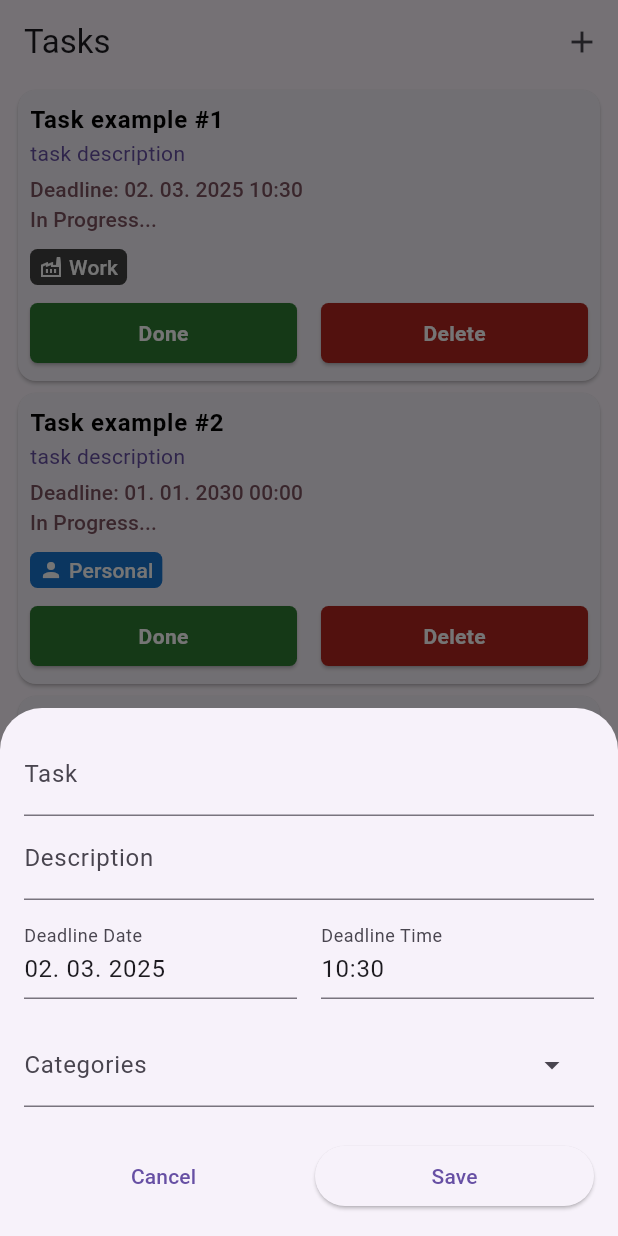
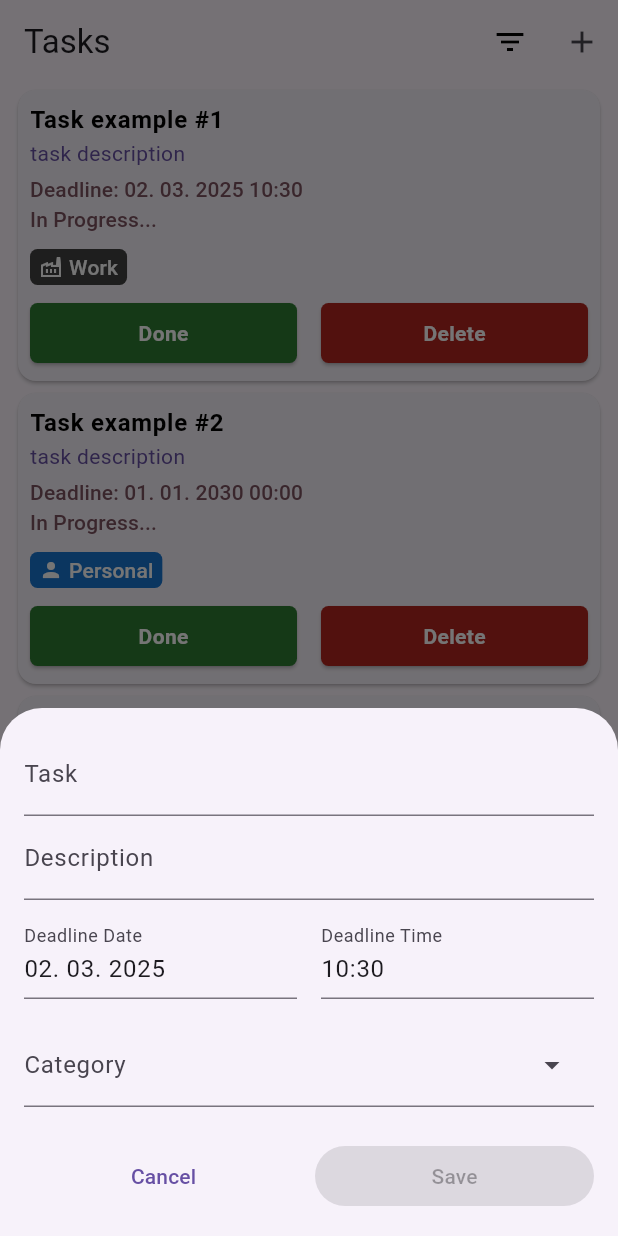
Before and after one commit to Akzhol-Asan/my_todo_list, a Flutter app: the screen it shows after launch, after a tap on the "add" icon, on a phone screen of 412 x 824 dp. Run offline on Flutter 3.47's test engine with Material 3 defaults, Android fonts, the phone set to English and light mode, and no system bars.

Commit message:
Categories filter created

```diff
--- a/lib/app.dart
+++ b/lib/app.dart
@@ -1,7 +1,9 @@
 import 'package:flutter/material.dart';
+import 'package:home_work_1/models/task_category.dart';
 import 'package:home_work_1/screens/tasks_screen.dart';
 import 'package:home_work_1/widgets/new_task.dart';
 
+import 'data/categories_data.dart';
 import 'models/task.dart';
 
 class App extends StatefulWidget {
@@ -56,16 +58,53 @@ class _AppState extends State<App> {
     );
   }
 
+  void openFilter() {
+    showMenu(
+      context: context,
+      position: RelativeRect.fromLTRB(100, 80, 0, 0),
+      items: allCategories.map((category) {
+        return PopupMenuItem<TaskCategory>(
+          value: category,
+          child: Row(
+            children: [
+              Icon(category.icon, color: category.iconColor),
+              SizedBox(width: 10),
+              Text(category.title),
+            ],
+          ),
+        );
+      }).toList(),
+    ).then((selectedCategory) {
+      if (selectedCategory != null) {
+        setState(() {
+          _selectedCategory = selectedCategory;
+        });
+      }
+    });
+  }
+
+  TaskCategory? _selectedCategory;
+
   @override
   Widget build(BuildContext context) {
     return Scaffold(
       appBar: AppBar(
         title: Text('Tasks'),
         actions: [
+          //Categories filter Text
+          Text(_selectedCategory != null ? _selectedCategory!.title : '',
+              style: TextStyle(color: Colors.blue)),
+          //Categories filter button
+          IconButton(
+              onPressed: openFilter,
+              icon: Icon(Icons.filter_list,
+                  color:
+                      _selectedCategory != null ? Colors.blue : Colors.black)),
+          //Add new task button
           IconButton(onPressed: openAddTaskSheet, icon: Icon(Icons.add))
         ],
       ),
-      body: TasksScreen(tasks: tasks),
+      body: TasksScreen(tasks: tasks, selectedCategory: _selectedCategory),
     );
   }
 }
--- a/lib/data/categories_data.dart
+++ b/lib/data/categories_data.dart
@@ -23,3 +23,31 @@ final categories = [
       icon: Icons.celebration_outlined,
       iconColor: Colors.purple.shade700),
 ];
+
+final allCategories = [
+  TaskCategory(
+      id: 'all',
+      title: 'All',
+      icon: Icons.format_list_bulleted,
+      iconColor: Colors.red.shade700),
+  TaskCategory(
+      id: 'work',
+      title: 'Work',
+      icon: Icons.factory_outlined,
+      iconColor: Colors.grey.shade800),
+  TaskCategory(
+      id: 'personal',
+      title: 'Personal',
+      icon: Icons.person,
+      iconColor: Colors.blue.shade700),
+  TaskCategory(
+      id: 'school',
+      title: 'School',
+      icon: Icons.school_outlined,
+      iconColor: Colors.orange.shade700),
+  TaskCategory(
+      id: 'event',
+      title: 'Event',
+      icon: Icons.celebration_outlined,
+      iconColor: Colors.purple.shade700),
+];
--- a/lib/screens/tasks_screen.dart
+++ b/lib/screens/tasks_screen.dart
@@ -1,11 +1,13 @@
 import 'package:flutter/material.dart';
+import 'package:home_work_1/models/task_category.dart';
 import 'package:home_work_1/widgets/task_card.dart';
 import '../models/task.dart';
 
 class TasksScreen extends StatefulWidget {
   final List<Task> tasks;
+  final TaskCategory? selectedCategory;
 
-  const TasksScreen({super.key, required this.tasks});
+  const TasksScreen({super.key, required this.tasks, this.selectedCategory});
 
   @override
   State<TasksScreen> createState() => _TasksScreenState();
@@ -14,11 +16,18 @@ class TasksScreen extends StatefulWidget {
 class _TasksScreenState extends State<TasksScreen> {
   @override
   Widget build(BuildContext context) {
+    final filteredTasks =
+        widget.selectedCategory == null || widget.selectedCategory!.id == 'all'
+            ? widget.tasks
+            : widget.tasks
+                .where((task) => task.categoryId == widget.selectedCategory!.id)
+                .toList();
+
     return SingleChildScrollView(
       child: Padding(
-        padding: const EdgeInsets.symmetric(horizontal: 8),
+        padding: const EdgeInsets.only(left: 8, right: 8, bottom: 30),
         child: Column(
-          children: widget.tasks.map((task) => TaskCard(task: task)).toList(),
+          children: filteredTasks.map((task) => TaskCard(task: task)).toList(),
         ),
       ),
     );
--- a/lib/widgets/new_task.dart
+++ b/lib/widgets/new_task.dart
@@ -32,12 +32,19 @@ class _NewTaskState extends State<NewTask> {
     timeController.text = formatTime(selectedTimeOfDay);
   }
 
+  @override
+  void dispose() {
+    dateController.dispose();
+    timeController.dispose();
+    super.dispose();
+  }
+
   void onCanceled() {
     Navigator.pop(context);
   }
 
   void onSaved() {
-    if (selectedCategory == null) {
+    if (isTaskInvalid()) {
       return;
     }
     final dateTime = DateTime(
@@ -48,8 +55,8 @@ class _NewTaskState extends State<NewTask> {
       selectedTimeOfDay.minute,
     );
     final newTask = Task(
-      title: title,
-      description: description,
+      title: title.trim(),
+      description: description.trim(),
       isDone: false,
       dateTime: dateTime,
       categoryId: selectedCategory!,
@@ -84,6 +91,12 @@ class _NewTaskState extends State<NewTask> {
       selectedTimeOfDay = pickedTime;
       timeController.text = formatTime(pickedTime);
     }
+  }
+
+  bool isTaskInvalid() {
+    return title.trim().isEmpty ||
+        description.trim().isEmpty ||
+        selectedCategory == null;
   }
 
   @override
@@ -139,7 +152,7 @@ class _NewTaskState extends State<NewTask> {
           //Categories
           DropdownMenu(
             expandedInsets: EdgeInsets.zero,
-            label: Text('Categories'),
+            label: Text('Category'),
             inputDecorationTheme: theme.inputDecorationTheme,
             onSelected: (value) => setState(() => selectedCategory = value),
             dropdownMenuEntries: categories
@@ -147,7 +160,7 @@ class _NewTaskState extends State<NewTask> {
                   (category) => DropdownMenuEntry(
                     value: category.id,
                     leadingIcon: Icon(category.icon, color: category.iconColor),
-                    label: '',
+                    label: category.title,
                     labelWidget: Text(
                       ' ${category.title}',
                       style: TextStyle(color: category.iconColor),
@@ -165,10 +178,11 @@ class _NewTaskState extends State<NewTask> {
                       TextButton(onPressed: onCanceled, child: Text('Cancel'))),
               SizedBox(width: 8),
               Expanded(
-                  child:
-                      ElevatedButton(onPressed: onSaved, child: Text('Save'))),
+                  child: ElevatedButton(
+                      onPressed: isTaskInvalid() ? null : onSaved,
+                      child: Text('Save'))),
             ],
-          )
+          ),
         ],
       ),
     );
```
Also changed, not shown: 6 other files.
